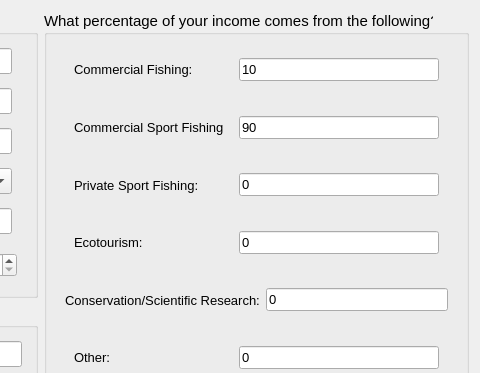
Before: the Qt Designer form cobi_loreto/Interview/interviewstart.ui in Ecotrust/openoceanmap-desktop, drawn with Qt 5; both pictures show x 339 to 819 and y 0 to 373 of the 819 by 561 pixel window.
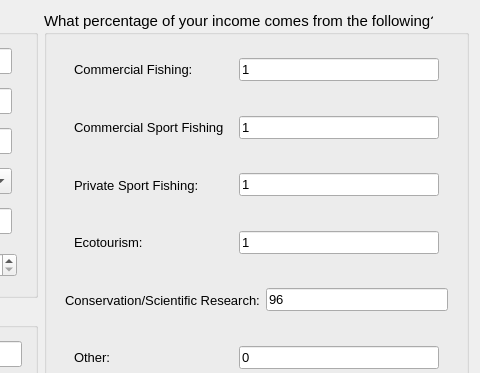
After: the same form once the commit is applied.

Patch:
```diff
--- a/cobi_loreto/Interview/interviewstart.ui
+++ b/cobi_loreto/Interview/interviewstart.ui
@@ -712,7 +712,7 @@
               </font>
              </property>
              <property name="text" >
-              <string>10</string>
+              <string>1</string>
              </property>
             </widget>
            </item>
@@ -774,7 +774,7 @@
               </font>
              </property>
              <property name="text" >
-              <string>90</string>
+              <string>1</string>
              </property>
             </widget>
            </item>
@@ -836,7 +836,7 @@
               </font>
              </property>
              <property name="text" >
-              <string>0</string>
+              <string>1</string>
              </property>
             </widget>
            </item>
@@ -898,7 +898,7 @@
               </font>
              </property>
              <property name="text" >
-              <string>0</string>
+              <string>1</string>
              </property>
             </widget>
            </item>
@@ -960,7 +960,7 @@
               </font>
              </property>
              <property name="text" >
-              <string>0</string>
+              <string>96</string>
              </property>
             </widget>
            </item>
```
